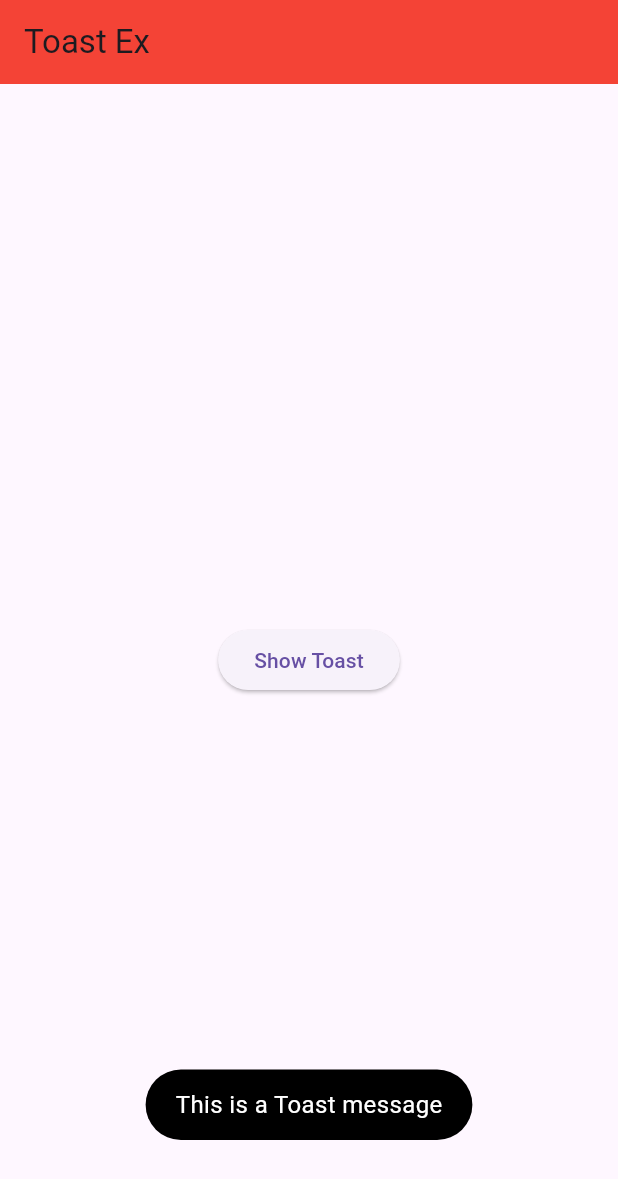
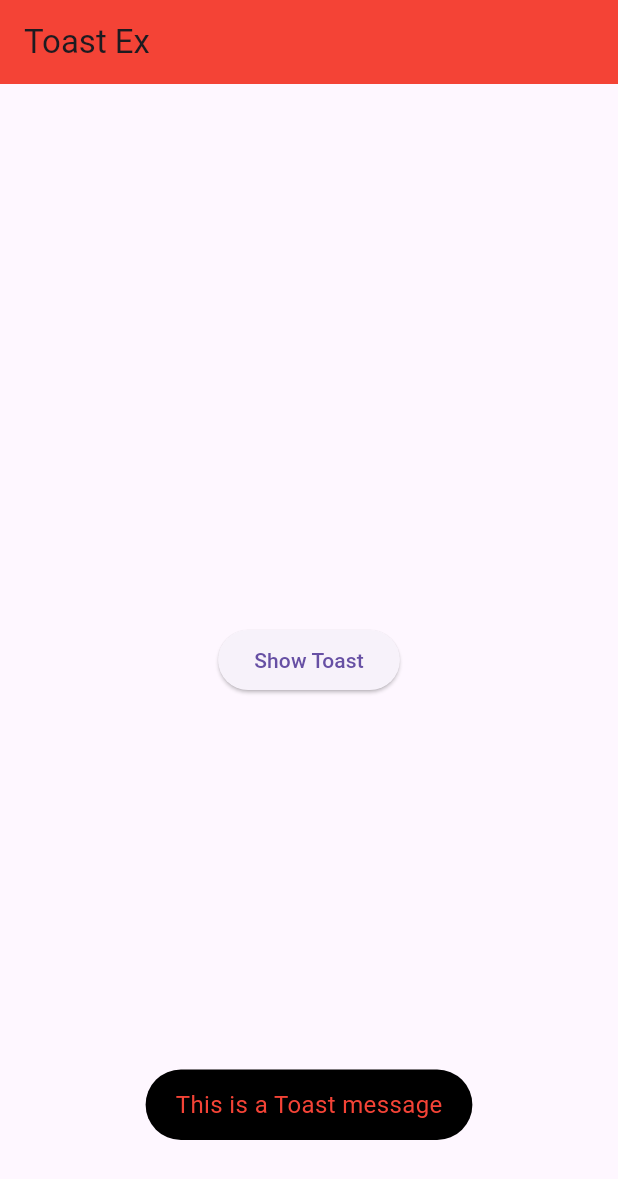
Before and after one commit to Watthana65022128/Mobile_app, a Flutter app: the screen it shows after launch, after a tap on "Show Toast", on a phone screen of 412 x 824 dp. Shown: the top 1179 px of the screen. Run offline on Flutter 3.47's test engine with Material 3 defaults, Android fonts, the phone set to English and light mode, and no system bars; our stand-ins replace fluttertoast.

Commit message:
Update toast_ex.dart

```diff
--- a/test_app1/lib/toast_ex.dart
+++ b/test_app1/lib/toast_ex.dart
@@ -22,7 +22,7 @@ class ToastEx extends StatelessWidget {
                 gravity: ToastGravity.BOTTOM,
                 timeInSecForIosWeb: 1,
                 backgroundColor: Colors.black,
-                textColor: Colors.white,
+                textColor: Colors.red,
                 fontSize: 16.0,
               );
             },
```
